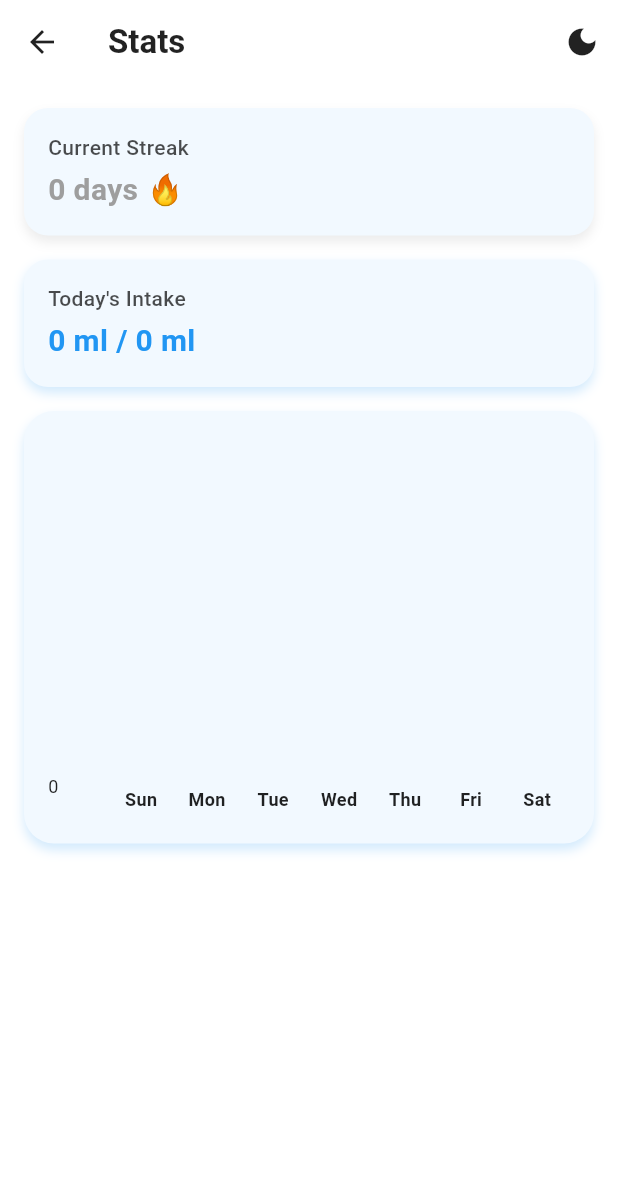
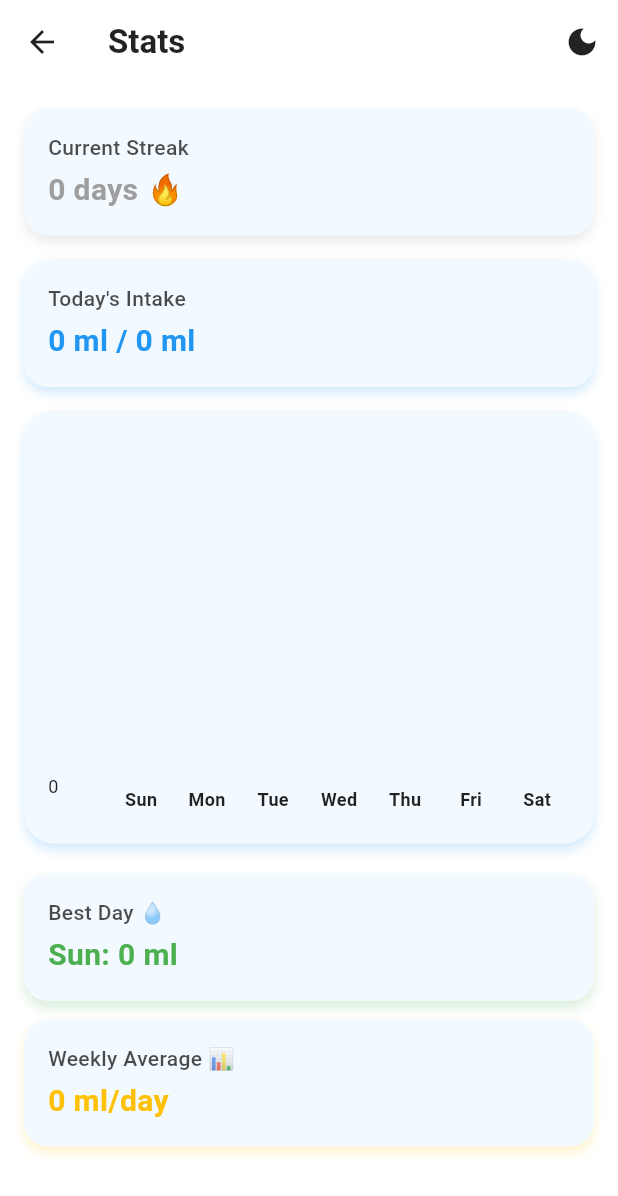
Before and after one commit to 2211845885/thirsty-MobileApp, a Flutter app: the StatsScreen screen opened directly with empty values, on a phone screen of 412 x 824 dp. Shown: the top 1196 px of the screen. Run offline on Flutter 3.47's test engine with Material 3 defaults, Android fonts, the light colour scheme and no system bars; drawn by our look-alikes of fl_chart; our stand-ins replace shared_preferences; accounts and stored records are empty.

Commit message:
made the streak works and added some changes on the page like best day and weakly avg :)

```diff
--- a/lib/screens/stats_screen.dart
+++ b/lib/screens/stats_screen.dart
@@ -29,15 +29,24 @@ class _StatsScreenState extends State<StatsScreen> {
   void initState() {
     super.initState();
     _loadData();
+
     widget.intakeNotifier.addListener(() {
       _checkGoalAndUpdateStreak();
+    });
+
+    widget.goalNotifier.addListener(() {
+      _resetStreak(); // Reset streak on goal change
     });
   }
 
   Future<void> _loadData() async {
     final prefs = await SharedPreferences.getInstance();
-    _weeklyIntake = prefs.getStringList('week')?.map(int.parse).toList() ?? List.filled(7, 0);
-    _streakHistory = prefs.getStringList('streak')?.map(int.parse).toList() ?? List.filled(7, 0);
+    _weeklyIntake =
+        prefs.getStringList('week')?.map(int.parse).toList() ??
+        List.filled(7, 0);
+    _streakHistory =
+        prefs.getStringList('streak')?.map(int.parse).toList() ??
+        List.filled(7, 0);
     _calculateStreak();
     setState(() {});
   }
@@ -63,13 +72,35 @@ class _StatsScreenState extends State<StatsScreen> {
     if (intake >= goal) {
       final prefs = await SharedPreferences.getInstance();
       _streakHistory[index] = 1;
-      await prefs.setStringList('streak', _streakHistory.map((e) => e.toString()).toList());
+      await prefs.setStringList(
+        'streak',
+        _streakHistory.map((e) => e.toString()).toList(),
+      );
       _calculateStreak();
-      setState(() {});
+      if (mounted) setState(() {});
     }
   }
 
-  List<String> get _weekLabels => ['Sun', 'Mon', 'Tue', 'Wed', 'Thu', 'Fri', 'Sat'];
+  Future<void> _resetStreak() async {
+    final prefs = await SharedPreferences.getInstance();
+    _streakHistory = List.filled(7, 0);
+    await prefs.setStringList(
+      'streak',
+      _streakHistory.map((e) => e.toString()).toList(),
+    );
+    _calculateStreak();
+    if (mounted) setState(() {});
+  }
+
+  List<String> get _weekLabels => [
+        'Sun',
+        'Mon',
+        'Tue',
+        'Wed',
+        'Thu',
+        'Fri',
+        'Sat',
+      ];
 
   BarChartGroupData _barData(int index, int value, Color barColor) {
     return BarChartGroupData(
@@ -80,7 +111,7 @@ class _StatsScreenState extends State<StatsScreen> {
           width: 18,
           borderRadius: BorderRadius.circular(6),
           color: barColor,
-        )
+        ),
       ],
     );
   }
@@ -93,8 +124,13 @@ class _StatsScreenState extends State<StatsScreen> {
     final greyColor = Colors.grey;
     final bgColor = isDark ? const Color(0xFF0A192F) : Colors.white;
     final textColor = isDark ? Colors.white : Colors.black87;
-    final cardColor = isDark ? const Color(0xFF1E2A47) : const Color(0xFFF2F9FF);
+    final cardColor = isDark
+        ? const Color(0xFF1E2A47)
+        : const Color(0xFFF2F9FF);
     final size = MediaQuery.of(context).size;
+
+    int bestIndex = _weeklyIntake.indexOf(_weeklyIntake.reduce((a, b) => a > b ? a : b));
+    double avg = _weeklyIntake.reduce((a, b) => a + b) / _weeklyIntake.length;
 
     return Scaffold(
       backgroundColor: bgColor,
@@ -103,10 +139,7 @@ class _StatsScreenState extends State<StatsScreen> {
         backgroundColor: bgColor,
         title: Text(
           'Stats',
-          style: TextStyle(
-            color: textColor,
-            fontWeight: FontWeight.bold,
-          ),
+          style: TextStyle(color: textColor, fontWeight: FontWeight.bold),
         ),
         iconTheme: IconThemeData(color: textColor),
         actions: [
@@ -139,7 +172,8 @@ class _StatsScreenState extends State<StatsScreen> {
                     const SizedBox(height: 16),
                     _buildCard(
                       title: "Today's Intake",
-                      value: "${widget.intakeNotifier.value} ml / ${(widget.goalNotifier.value * 1000).toInt()} ml",
+                      value:
+                          "${widget.intakeNotifier.value} ml / ${(widget.goalNotifier.value * 1000).toInt()} ml",
                       valueColor: mainColor,
                       textColor: textColor,
                       cardColor: cardColor,
@@ -156,7 +190,7 @@ class _StatsScreenState extends State<StatsScreen> {
                             color: mainColor.withOpacity(0.2),
                             blurRadius: 6,
                             offset: const Offset(0, 4),
-                          )
+                          ),
                         ],
                       ),
                       child: BarChart(
@@ -170,7 +204,10 @@ class _StatsScreenState extends State<StatsScreen> {
                                 reservedSize: 40,
                                 getTitlesWidget: (value, _) => Text(
                                   value.toInt().toString(),
-                                  style: TextStyle(color: textColor, fontSize: 12),
+                                  style: TextStyle(
+                                    color: textColor,
+                                    fontSize: 12,
+                                  ),
                                 ),
                               ),
                             ),
@@ -179,7 +216,8 @@ class _StatsScreenState extends State<StatsScreen> {
                                 showTitles: true,
                                 getTitlesWidget: (value, _) {
                                   int index = value.toInt();
-                                  if (index >= 0 && index < _weekLabels.length) {
+                                  if (index >= 0 &&
+                                      index < _weekLabels.length) {
                                     return Text(
                                       _weekLabels[index],
                                       style: TextStyle(
@@ -193,17 +231,38 @@ class _StatsScreenState extends State<StatsScreen> {
                                 },
                               ),
                             ),
-                            topTitles: AxisTitles(sideTitles: SideTitles(showTitles: false)),
-                            rightTitles: AxisTitles(sideTitles: SideTitles(showTitles: false)),
+                            topTitles: AxisTitles(
+                              sideTitles: SideTitles(showTitles: false),
+                            ),
+                            rightTitles: AxisTitles(
+                              sideTitles: SideTitles(showTitles: false),
+                            ),
                           ),
                           borderData: FlBorderData(show: false),
                           gridData: FlGridData(show: false),
                           barGroups: List.generate(
                             7,
-                                (i) => _barData(i, _weeklyIntake[i], mainColor),
+                            (i) => _barData(i, _weeklyIntake[i], mainColor),
                           ),
                         ),
                       ),
+                    ),
+                    const SizedBox(height: 20),
+                    _buildCard(
+                      title: "Best Day 💧",
+                      value:
+                          "${_weekLabels[bestIndex]}: ${_weeklyIntake[bestIndex]} ml",
+                      valueColor: Colors.green,
+                      textColor: textColor,
+                      cardColor: cardColor,
+                    ),
+                    const SizedBox(height: 12),
+                    _buildCard(
+                      title: "Weekly Average 📊",
+                      value: "${avg.toStringAsFixed(0)} ml/day",
+                      valueColor: Colors.amber,
+                      textColor: textColor,
+                      cardColor: cardColor,
                     ),
                   ],
                 ),
@@ -232,7 +291,7 @@ class _StatsScreenState extends State<StatsScreen> {
             color: valueColor.withOpacity(0.2),
             blurRadius: 6,
             offset: const Offset(0, 4),
-          )
+          ),
         ],
       ),
       width: double.infinity,
```
